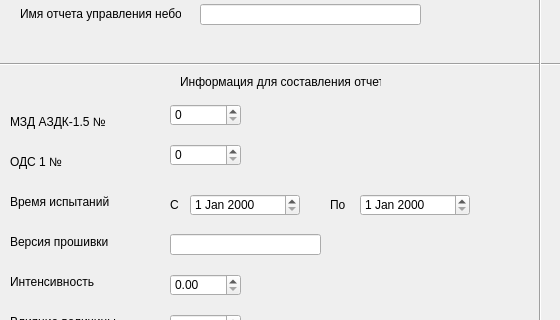
Above: Source/report/qt/otchet/mainwindow.ui from RockHero666/AZDK_PDFcreator before the change; both pictures show x 0 to 560 and y 136 to 456 of the 800 by 730 pixel window. Below: the same form after it.
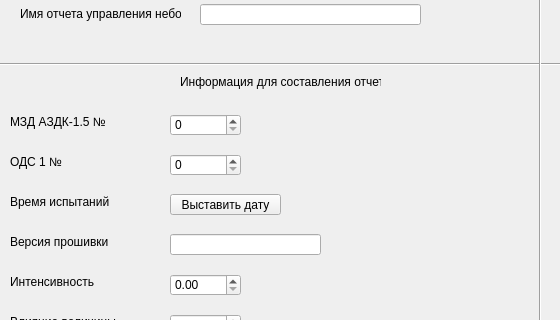
That is the form after the change.

Patch:
```diff
--- a/Source/report/qt/otchet/mainwindow.ui
+++ b/Source/report/qt/otchet/mainwindow.ui
@@ -534,52 +534,6 @@
      </rect>
     </property>
    </widget>
-   <widget class="QDateEdit" name="dateEdit_start">
-    <property name="geometry">
-     <rect>
-      <x>190</x>
-      <y>330</y>
-      <width>110</width>
-      <height>22</height>
-     </rect>
-    </property>
-   </widget>
-   <widget class="QDateEdit" name="dateEdit_end">
-    <property name="geometry">
-     <rect>
-      <x>360</x>
-      <y>330</y>
-      <width>110</width>
-      <height>22</height>
-     </rect>
-    </property>
-   </widget>
-   <widget class="QLabel" name="label_20">
-    <property name="geometry">
-     <rect>
-      <x>170</x>
-      <y>333</y>
-      <width>16</width>
-      <height>16</height>
-     </rect>
-    </property>
-    <property name="text">
-     <string>C</string>
-    </property>
-   </widget>
-   <widget class="QLabel" name="label_21">
-    <property name="geometry">
-     <rect>
-      <x>330</x>
-      <y>333</y>
-      <width>21</width>
-      <height>16</height>
-     </rect>
-    </property>
-    <property name="text">
-     <string>По</string>
-    </property>
-   </widget>
    <widget class="QDoubleSpinBox" name="size_doubleSpinBox">
     <property name="geometry">
      <rect>
@@ -624,7 +578,7 @@
     <property name="geometry">
      <rect>
       <x>170</x>
-      <y>240</y>
+      <y>250</y>
       <width>71</width>
       <height>22</height>
      </rect>
@@ -634,7 +588,7 @@
     <property name="geometry">
      <rect>
       <x>170</x>
-      <y>280</y>
+      <y>290</y>
       <width>71</width>
       <height>22</height>
      </rect>
@@ -716,6 +670,19 @@
      <string>r2</string>
     </property>
    </widget>
+   <widget class="QPushButton" name="pushButton">
+    <property name="geometry">
+     <rect>
+      <x>170</x>
+      <y>330</y>
+      <width>111</width>
+      <height>21</height>
+     </rect>
+    </property>
+    <property name="text">
+     <string>Выставить дату</string>
+    </property>
+   </widget>
   </widget>
  </widget>
  <resources/>
```
